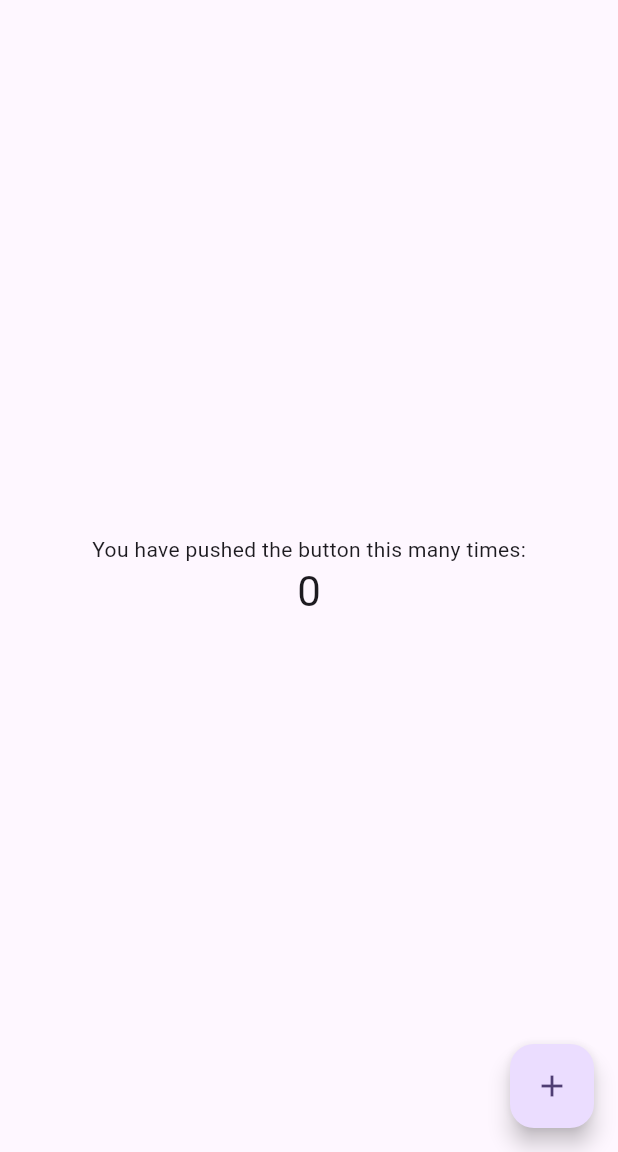
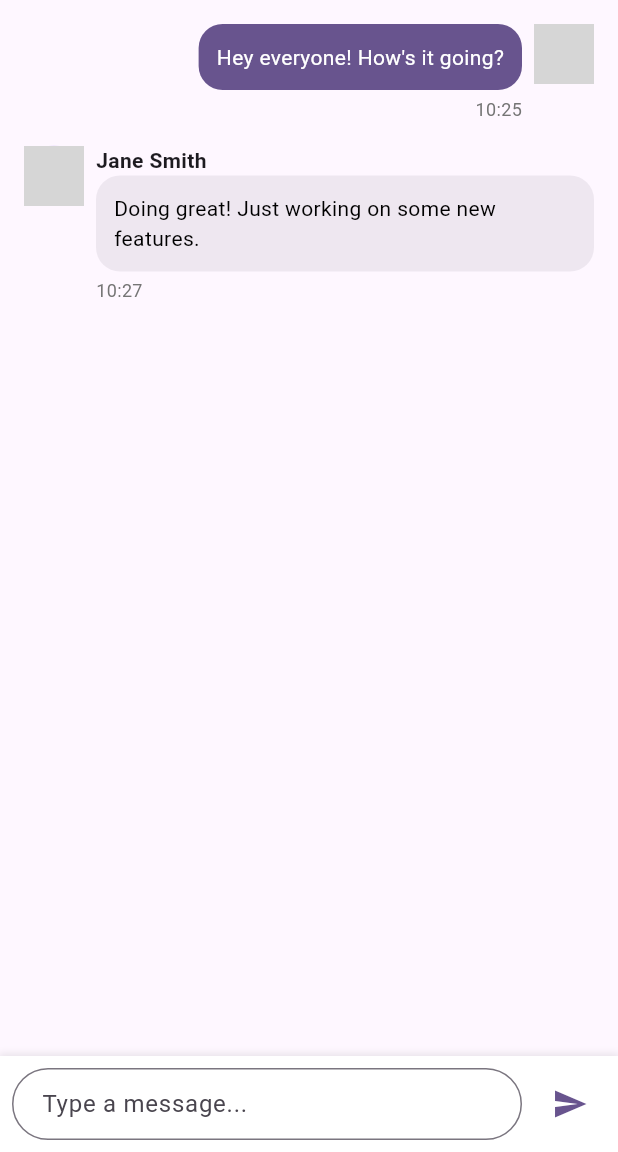
Before and after one commit to mvourgourakis1/ToneTribe, a Flutter app: the screen it shows after launch, on a phone screen of 412 x 824 dp, the part 84-1236 px from its top. Run offline on Flutter 3.47's test engine with Material 3 defaults, Android fonts, the phone set to English and light mode, and no system bars; network calls fail; grey boxes are pictures that could not be loaded.

Commit message:
added simple tribe chat ui

```diff
--- /dev/null
+++ b/lib/TribeChat.dart
@@ -0,0 +1,335 @@
+import 'package:flutter/material.dart';
+import 'models/message.dart';
+
+class MyHomePage extends StatefulWidget {
+  const MyHomePage({super.key, required this.title});
+
+  final String title;
+
+  @override
+  State<MyHomePage> createState() => _MyHomePageState();
+}
+
+class _MyHomePageState extends State<MyHomePage> {
+  final TextEditingController _messageController = TextEditingController();
+  final List<Message> _messages = [];
+  final ScrollController _scrollController = ScrollController();
+  Message? _replyingTo;
+  int? _hoveredMessageIndex;
+
+  @override
+  void initState() {
+    super.initState();
+    // Add some sample messages
+    _messages.addAll([
+      Message(
+        userId: '1',
+        username: 'John Doe',
+        profileImageUrl: 'https://via.placeholder.com/50',
+        content: 'Hey everyone! How\'s it going?',
+        timestamp: DateTime.now().subtract(const Duration(minutes: 5)),
+      ),
+      Message(
+        userId: '2',
+        username: 'Jane Smith',
+        profileImageUrl: 'https://via.placeholder.com/50',
+        content: 'Doing great! Just working on some new features.',
+        timestamp: DateTime.now().subtract(const Duration(minutes: 3)),
+      ),
+    ]);
+  }
+
+  void _sendMessage() {
+    if (_messageController.text.trim().isEmpty) return;
+
+    setState(() {
+      _messages.add(
+        Message(
+          userId: '1', // Current user ID
+          username: 'John Doe', // Current username
+          profileImageUrl: 'https://via.placeholder.com/50',
+          content: _messageController.text,
+          timestamp: DateTime.now(),
+          replyTo: _replyingTo,
+        ),
+      );
+      _messageController.clear();
+      _replyingTo = null;
+    });
+
+    // Scroll to bottom
+    Future.delayed(const Duration(milliseconds: 100), () {
+      _scrollController.animateTo(
+        _scrollController.position.maxScrollExtent,
+        duration: const Duration(milliseconds: 300),
+        curve: Curves.easeOut,
+      );
+    });
+  }
+
+  void _startReply(Message message) {
+    setState(() {
+      _replyingTo = message;
+      _messageController.clear();
+    });
+  }
+
+  void _cancelReply() {
+    setState(() {
+      _replyingTo = null;
+    });
+  }
+
+  Widget _buildMessageActions(Message message, int index) {
+    return AnimatedOpacity(
+      duration: const Duration(milliseconds: 200),
+      opacity: _hoveredMessageIndex == index ? 1.0 : 0.0,
+      child: Container(
+        padding: const EdgeInsets.symmetric(horizontal: 8, vertical: 4),
+        decoration: BoxDecoration(
+          color: Theme.of(context).colorScheme.surface,
+          borderRadius: BorderRadius.circular(16),
+          boxShadow: [
+            BoxShadow(
+              color: Colors.black.withOpacity(0.1),
+              blurRadius: 4,
+              offset: const Offset(0, 2),
+            ),
+          ],
+        ),
+        child: Row(
+          mainAxisSize: MainAxisSize.min,
+          children: [
+            IconButton(
+              icon: const Icon(Icons.reply, size: 20),
+              onPressed: () => _startReply(message),
+              tooltip: 'Reply',
+              padding: EdgeInsets.zero,
+              constraints: const BoxConstraints(),
+            ),
+          ],
+        ),
+      ),
+    );
+  }
+
+  @override
+  Widget build(BuildContext context) {
+    return Scaffold(
+      appBar: AppBar(
+        backgroundColor: Theme.of(context).colorScheme.inversePrimary,
+        title: Text(widget.title),
+      ),
+      body: Column(
+        children: [
+          Expanded(
+            child: ListView.builder(
+              controller: _scrollController,
+              padding: const EdgeInsets.all(16),
+              itemCount: _messages.length,
+              itemBuilder: (context, index) {
+                final message = _messages[index];
+                final isMe = message.userId == '1';
+
+                return Padding(
+                  padding: const EdgeInsets.only(bottom: 16),
+                  child: Row(
+                    mainAxisAlignment: isMe ? MainAxisAlignment.end : MainAxisAlignment.start,
+                    crossAxisAlignment: CrossAxisAlignment.start,
+                    children: [
+                      if (!isMe) ...[
+                        CircleAvatar(
+                          backgroundImage: NetworkImage(message.profileImageUrl),
+                          radius: 20,
+                        ),
+                        const SizedBox(width: 8),
+                      ],
+                      Flexible(
+                        child: MouseRegion(
+                          onEnter: (_) => setState(() => _hoveredMessageIndex = index),
+                          onExit: (_) => setState(() => _hoveredMessageIndex = null),
+                          child: GestureDetector(
+                            onLongPress: () => _startReply(message),
+                            child: Column(
+                              crossAxisAlignment: isMe ? CrossAxisAlignment.end : CrossAxisAlignment.start,
+                              children: [
+                                if (!isMe)
+                                  Text(
+                                    message.username,
+                                    style: const TextStyle(
+                                      fontWeight: FontWeight.bold,
+                                      fontSize: 14,
+                                    ),
+                                  ),
+                                Stack(
+                                  children: [
+                                    Column(
+                                      crossAxisAlignment: isMe ? CrossAxisAlignment.end : CrossAxisAlignment.start,
+                                      children: [
+                                        if (message.replyTo != null) ...[
+                                          Container(
+                                            margin: const EdgeInsets.only(bottom: 4),
+                                            padding: const EdgeInsets.all(8),
+                                            decoration: BoxDecoration(
+                                              color: Colors.grey.withOpacity(0.1),
+                                              borderRadius: BorderRadius.circular(8),
+                                            ),
+                                            child: Column(
+                                              crossAxisAlignment: CrossAxisAlignment.start,
+                                              children: [
+                                                Text(
+                                                  'Replying to ${message.replyTo!.username}',
+                                                  style: TextStyle(
+                                                    fontSize: 12,
+                                                    color: Colors.grey[600],
+                                                    fontWeight: FontWeight.bold,
+                                                  ),
+                                                ),
+                                                Text(
+                                                  message.replyTo!.content,
+                                                  style: TextStyle(
+                                                    fontSize: 12,
+                                                    color: Colors.grey[600],
+                                                  ),
+                                                  maxLines: 1,
+                                                  overflow: TextOverflow.ellipsis,
+                                                ),
+                                              ],
+                                            ),
+                                          ),
+                                        ],
+                                        Container(
+                                          padding: const EdgeInsets.all(12),
+                                          decoration: BoxDecoration(
+                                            color: isMe
+                                                ? Theme.of(context).colorScheme.primary
+                                                : Theme.of(context).colorScheme.secondary.withOpacity(0.1),
+                                            borderRadius: BorderRadius.circular(16),
+                                          ),
+                                          child: Text(
+                                            message.content,
+                                            style: TextStyle(
+                                              color: isMe ? Colors.white : Colors.black,
+                                            ),
+                                          ),
+                                        ),
+                                        const SizedBox(height: 4),
+                                        Text(
+                                          '${message.timestamp.hour}:${message.timestamp.minute.toString().padLeft(2, '0')}',
+                                          style: TextStyle(
+                                            fontSize: 12,
+                                            color: Colors.grey[600],
+                                          ),
+                                        ),
+                                      ],
+                                    ),
+                                    Positioned(
+                                      top: 0,
+                                      right: isMe ? null : 0,
+                                      left: isMe ? 0 : null,
+                                      child: _buildMessageActions(message, index),
+                                    ),
+                                  ],
+                                ),
+                              ],
+                            ),
+                          ),
+                        ),
+                      ),
+                      if (isMe) ...[
+                        const SizedBox(width: 8),
+                        CircleAvatar(
+                          backgroundImage: NetworkImage(message.profileImageUrl),
+                          radius: 20,
+                        ),
+                      ],
+                    ],
+                  ),
+                );
+              },
+            ),
+          ),
+          if (_replyingTo != null)
+            Container(
+              padding: const EdgeInsets.symmetric(horizontal: 16, vertical: 8),
+              color: Colors.grey.withOpacity(0.1),
+              child: Row(
+                children: [
+                  Expanded(
+                    child: Column(
+                      crossAxisAlignment: CrossAxisAlignment.start,
+                      mainAxisSize: MainAxisSize.min,
+                      children: [
+                        Text(
+                          'Replying to ${_replyingTo!.username}',
+                          style: const TextStyle(
+                            fontWeight: FontWeight.bold,
+                            fontSize: 12,
+                          ),
+                        ),
+                        Text(
+                          _replyingTo!.content,
+                          style: const TextStyle(fontSize: 12),
+                          maxLines: 1,
+                          overflow: TextOverflow.ellipsis,
+                        ),
+                      ],
+                    ),
+                  ),
+                  IconButton(
+                    icon: const Icon(Icons.close, size: 20),
+                    onPressed: _cancelReply,
+                  ),
+                ],
+              ),
+            ),
+          Container(
+            padding: const EdgeInsets.all(8),
+            decoration: BoxDecoration(
+              color: Colors.white,
+              boxShadow: [
+                BoxShadow(
+                  color: Colors.grey.withOpacity(0.2),
+                  spreadRadius: 1,
+                  blurRadius: 3,
+                  offset: const Offset(0, -1),
+                ),
+              ],
+            ),
+            child: Row(
+              children: [
+                Expanded(
+                  child: TextField(
+                    controller: _messageController,
+                    decoration: InputDecoration(
+                      hintText: _replyingTo != null
+                          ? 'Reply to ${_replyingTo!.username}...'
+                          : 'Type a message...',
+                      border: const OutlineInputBorder(
+                        borderRadius: BorderRadius.all(Radius.circular(24)),
+                      ),
+                      contentPadding: const EdgeInsets.symmetric(horizontal: 16, vertical: 8),
+                    ),
+                  ),
+                ),
+                const SizedBox(width: 8),
+                IconButton(
+                  onPressed: _sendMessage,
+                  icon: const Icon(Icons.send),
+                  color: Theme.of(context).colorScheme.primary,
+                ),
+              ],
+            ),
+          ),
+        ],
+      ),
+    );
+  }
+
+  @override
+  void dispose() {
+    _messageController.dispose();
+    _scrollController.dispose();
+    super.dispose();
+  }
+}
--- a/lib/main.dart
+++ b/lib/main.dart
@@ -1,4 +1,6 @@
 import 'package:flutter/material.dart';
+
+import 'TribeChat.dart';
 
 void main() {
   runApp(const MyApp());
@@ -34,89 +36,3 @@ class MyApp extends StatelessWidget {
     );
   }
 }
-
-class MyHomePage extends StatefulWidget {
-  const MyHomePage({super.key, required this.title});
-
-  // This widget is the home page of your application. It is stateful, meaning
-  // that it has a State object (defined below) that contains fields that affect
-  // how it looks.
-
-  // This class is the configuration for the state. It holds the values (in this
-  // case the title) provided by the parent (in this case the App widget) and
-  // used by the build method of the State. Fields in a Widget subclass are
-  // always marked "final".
-
-  final String title;
-
-  @override
-  State<MyHomePage> createState() => _MyHomePageState();
-}
-
-class _MyHomePageState extends State<MyHomePage> {
-  int _counter = 0;
-
-  void _incrementCounter() {
-    setState(() {
-      // This call to setState tells the Flutter framework that something has
-      // changed in this State, which causes it to rerun the build method below
-      // so that the display can reflect the updated values. If we changed
-      // _counter without calling setState(), then the build method would not be
-      // called again, and so nothing would appear to happen.
-      _counter++;
-    });
-  }
-
-  @override
-  Widget build(BuildContext context) {
-    // This method is rerun every time setState is called, for instance as done
-    // by the _incrementCounter method above.
-    //
-    // The Flutter framework has been optimized to make rerunning build methods
-    // fast, so that you can just rebuild anything that needs updating rather
-    // than having to individually change instances of widgets.
-    return Scaffold(
-      appBar: AppBar(
-        // TRY THIS: Try changing the color here to a specific color (to
-        // Colors.amber, perhaps?) and trigger a hot reload to see the AppBar
-        // change color while the other colors stay the same.
-        backgroundColor: Theme.of(context).colorScheme.inversePrimary,
-        // Here we take the value from the MyHomePage object that was created by
-        // the App.build method, and use it to set our appbar title.
-        title: Text(widget.title),
-      ),
-      body: Center(
-        // Center is a layout widget. It takes a single child and positions it
-        // in the middle of the parent.
-        child: Column(
-          // Column is also a layout widget. It takes a list of children and
-          // arranges them vertically. By default, it sizes itself to fit its
-          // children horizontally, and tries to be as tall as its parent.
-          //
-          // Column has various properties to control how it sizes itself and
-          // how it positions its children. Here we use mainAxisAlignment to
-          // center the children vertically; the main axis here is the vertical
-          // axis because Columns are vertical (the cross axis would be
-          // horizontal).
-          //
-          // TRY THIS: Invoke "debug painting" (choose the "Toggle Debug Paint"
-          // action in the IDE, or press "p" in the console), to see the
-          // wireframe for each widget.
-          mainAxisAlignment: MainAxisAlignment.center,
-          children: <Widget>[
-            const Text('You have pushed the button this many times:'),
-            Text(
-              '$_counter',
-              style: Theme.of(context).textTheme.headlineMedium,
-            ),
-          ],
-        ),
-      ),
-      floatingActionButton: FloatingActionButton(
-        onPressed: _incrementCounter,
-        tooltip: 'Increment',
-        child: const Icon(Icons.add),
-      ), // This trailing comma makes auto-formatting nicer for build methods.
-    );
-  }
-}
--- /dev/null
+++ b/lib/models/message.dart
@@ -0,0 +1,19 @@
+import 'package:flutter/material.dart';
+
+class Message {
+  final String userId;
+  final String username;
+  final String profileImageUrl;
+  final String content;
+  final DateTime timestamp;
+  final Message? replyTo; // Reference to the message being replied to
+
+  Message({
+    required this.userId,
+    required this.username,
+    required this.profileImageUrl,
+    required this.content,
+    required this.timestamp,
+    this.replyTo,
+  });
+}
```
